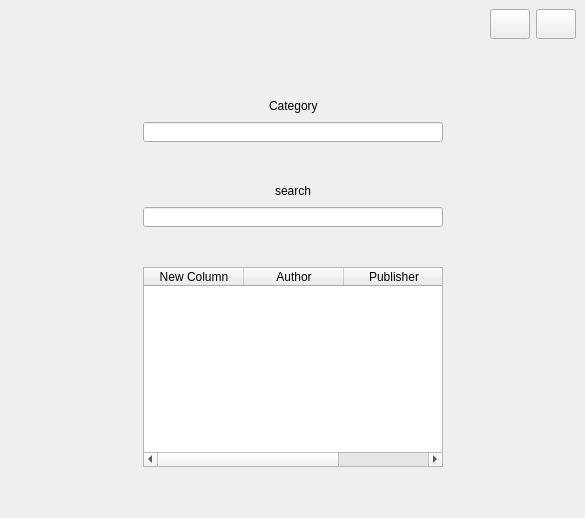
Above: searchincat.ui from fatemebd/Library before the change. Below: the same form after it.
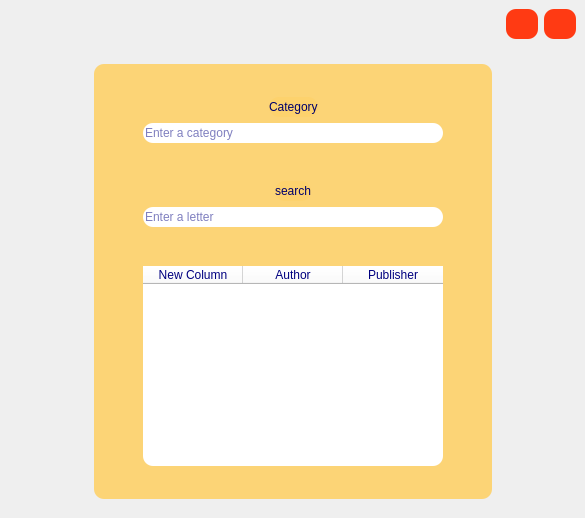
That is the form after the change. Icons and pictures are not drawn.

Patch:
```diff
--- a/searchincat.ui
+++ b/searchincat.ui
@@ -13,6 +13,20 @@
   <property name="windowTitle">
    <string>MainWindow</string>
   </property>
+  <property name="styleSheet">
+   <string notr="true">#searchincat
+{
+border-image :  url(:/images/images/Library-Wallpaper-19-2560x1600-1.jpg)
+}
+QPushButton
+{
+background-color:rgb(255, 58, 19);
+border-radius : 10px;
+}
+QPushButton:hover{
+background-color: rgb(249, 255, 198);
+}</string>
+  </property>
   <widget class="QWidget" name="centralwidget">
    <layout class="QVBoxLayout" name="verticalLayout">
     <item>
@@ -44,6 +58,16 @@
         <property name="text">
          <string/>
         </property>
+        <property name="icon">
+         <iconset resource="rec.qrc">
+          <normaloff>:/icones/images/786263.png</normaloff>:/icones/images/786263.png</iconset>
+        </property>
+        <property name="iconSize">
+         <size>
+          <width>30</width>
+          <height>30</height>
+         </size>
+        </property>
        </widget>
       </item>
       <item>
@@ -57,6 +81,16 @@
         <property name="text">
          <string/>
         </property>
+        <property name="icon">
+         <iconset resource="rec.qrc">
+          <normaloff>:/icones/images/delete-sign.png</normaloff>:/icones/images/delete-sign.png</iconset>
+        </property>
+        <property name="iconSize">
+         <size>
+          <width>30</width>
+          <height>30</height>
+         </size>
+        </property>
        </widget>
       </item>
      </layout>
@@ -109,12 +143,41 @@
        </spacer>
       </item>
       <item>
+       <widget class="QWidget" name="" native="true">
+        <property name="styleSheet">
+         <string notr="true">QWidget{
+color:rgb(0, 0, 127);
+background-color: rgba(255, 205, 88,0.8);
+border-radius : 10px;
+
+}
+QLineEdit
+{
+background-color: white;
+border-radius : 10px;
+}
+
+QPushButton
+{
+background-color:rgb(255, 58, 19);
+border-radius : 10px;
+}
+QPushButton:hover{
+background-color:  rgb(139, 193, 14);
+}
+QLabel
+{
+background-color: rgba(255, 205, 88,0.3);
+color:rgb(0, 0, 107);
+}
+</string>
+        </property>
        <layout class="QVBoxLayout" name="verticalLayout_2">
         <property name="topMargin">
-         <number>0</number>
+          <number>1</number>
         </property>
         <property name="bottomMargin">
-         <number>0</number>
+          <number>1</number>
         </property>
         <item>
          <spacer name="verticalSpacer_6">
@@ -195,6 +258,12 @@
               <height>20</height>
              </size>
             </property>
+             <property name="toolTip">
+              <string>enter category</string>
+             </property>
+             <property name="placeholderText">
+              <string>Enter a category</string>
+             </property>
            </widget>
           </item>
           <item>
@@ -291,6 +360,12 @@
               <height>20</height>
              </size>
             </property>
+             <property name="toolTip">
+              <string>enter a letter</string>
+             </property>
+             <property name="placeholderText">
+              <string>Enter a letter</string>
+             </property>
            </widget>
           </item>
           <item>
@@ -347,6 +422,9 @@
               <height>200</height>
              </size>
             </property>
+             <property name="styleSheet">
+              <string notr="true">background-color:white</string>
+             </property>
             <column>
              <property name="text">
               <string>New Column</string>
@@ -393,6 +471,7 @@
          </spacer>
         </item>
        </layout>
+       </widget>
       </item>
       <item>
        <spacer name="horizontalSpacer_9">
```
Left out of the diff: 48 changed lines with no effect on the pictures. Lines whose indentation alone changed are shown as unchanged.
